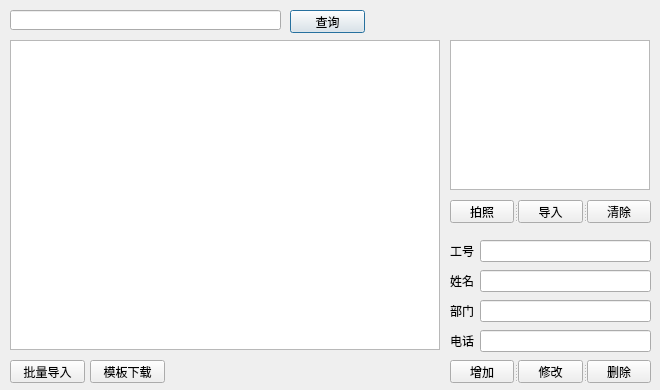
First picture: the form in LuckyStar/dialognamelist.ui, repository wangyixian/LuckyStar, before the edit.
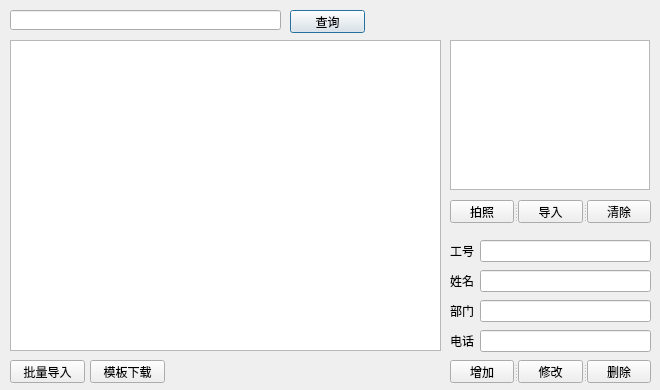
Second picture: the form after the edit.

The edit to the form file:
```diff
--- a/LuckyStar/dialognamelist.ui
+++ b/LuckyStar/dialognamelist.ui
@@ -13,16 +13,6 @@
   <property name="windowTitle">
    <string>Dialog</string>
   </property>
-  <widget class="QTableView" name="tableView">
-   <property name="geometry">
-    <rect>
-     <x>10</x>
-     <y>40</y>
-     <width>430</width>
-     <height>310</height>
-    </rect>
-   </property>
-  </widget>
   <widget class="QGraphicsView" name="graphicsView">
    <property name="geometry">
     <rect>
@@ -226,6 +216,16 @@
     </property>
    </widget>
   </widget>
+  <widget class="QTableWidget" name="tableUsers">
+   <property name="geometry">
+    <rect>
+     <x>10</x>
+     <y>40</y>
+     <width>431</width>
+     <height>311</height>
+    </rect>
+   </property>
+  </widget>
  </widget>
  <tabstops>
   <tabstop>graphicsView</tabstop>
```
Left out of the diff: 1 changed line with no effect on the pictures.
